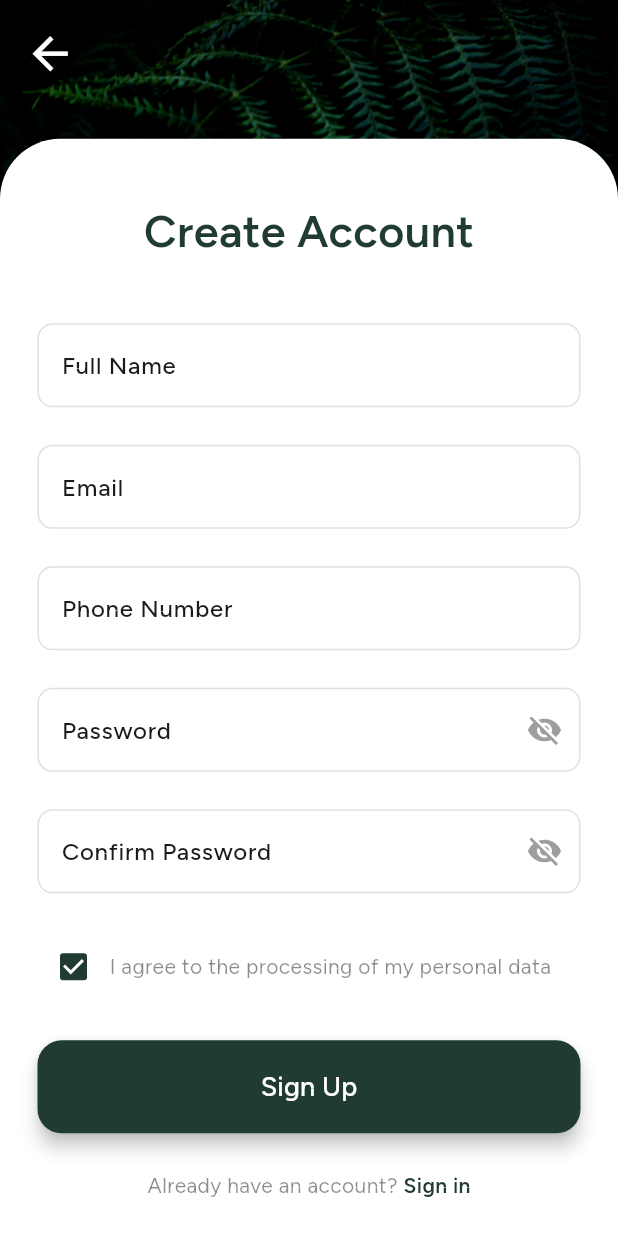
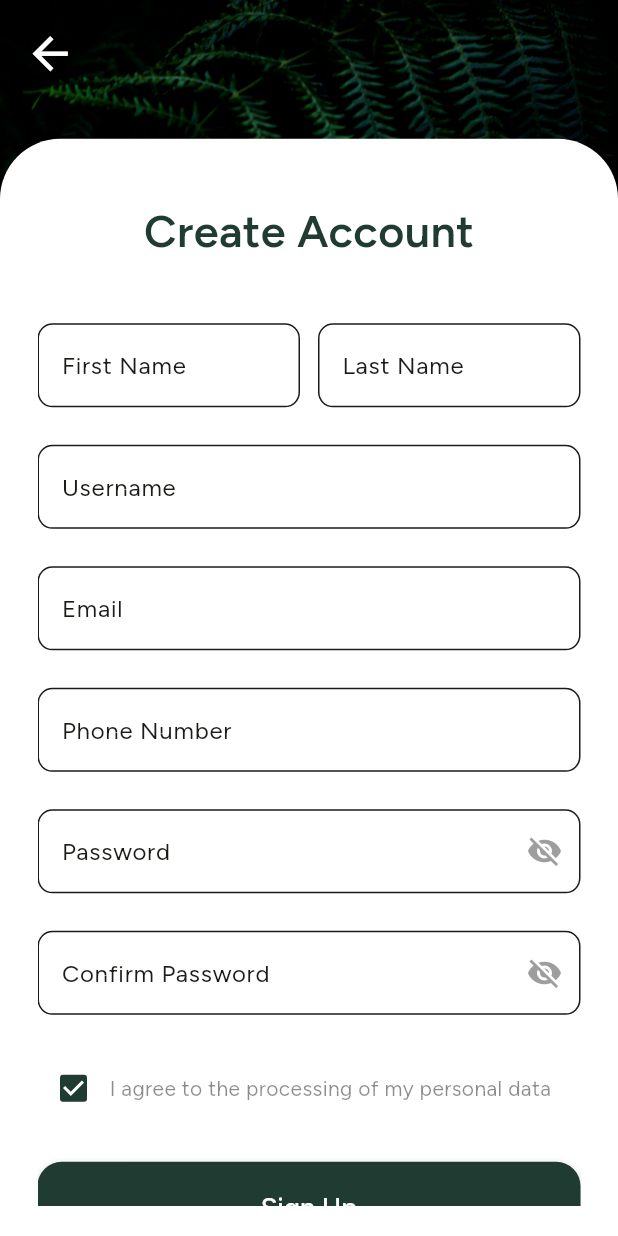
Before and after one commit to mrccastillo/estetika-mobile, a Flutter app: the SignUpScreen screen opened directly, on a phone screen of 412 x 824 dp. Run offline on Flutter 3.47's test engine with Material 3 defaults, Android fonts, the phone set to English and light mode, and no system bars; our stand-ins replace image_picker, percent_indicator, shared_preferences; missing offline and left inert: flutter_carousel_slider; accounts and stored records are empty.

```diff
--- a/lib/screens/signup_screen.dart
+++ b/lib/screens/signup_screen.dart
@@ -2,6 +2,8 @@ import 'package:estetika_ui/screens/signin_screen.dart';
 import 'package:estetika_ui/screens/welcome_screen.dart';
 import 'package:estetika_ui/widgets/custom_scaffold.dart';
 import 'package:flutter/material.dart';
+import 'package:http/http.dart' as http;
+import 'dart:convert';
 
 class SignUpScreen extends StatefulWidget {
   const SignUpScreen({super.key});
@@ -15,9 +17,14 @@ class _SignUpScreenState extends State<SignUpScreen> {
   bool agreePersonalData = true;
   bool _obscurePassword = true;
   bool _obscureConfirmPassword = true;
+
+  final TextEditingController _firstNameController = TextEditingController();
+  final TextEditingController _lastNameController = TextEditingController();
+  final TextEditingController _usernameController = TextEditingController();
+  final TextEditingController _emailController = TextEditingController();
+  final TextEditingController _phoneController = TextEditingController();
   final TextEditingController _passwordController = TextEditingController();
-  final TextEditingController _confirmPasswordController =
-      TextEditingController();
+  final TextEditingController _confirmPasswordController = TextEditingController();
 
   String? validateEmail(String? value) {
     if (value == null || value.isEmpty) {
@@ -50,15 +57,62 @@ class _SignUpScreenState extends State<SignUpScreen> {
 
   @override
   void dispose() {
+    _firstNameController.dispose();
+    _lastNameController.dispose();
+    _usernameController.dispose();
+    _emailController.dispose();
+    _phoneController.dispose();
     _passwordController.dispose();
     _confirmPasswordController.dispose();
     super.dispose();
   }
 
+  Future<void> _registerUser() async {
+    final url = Uri.parse('https://capstone-thl5.onrender.com/api/auth/register');
+    final body = {
+      "username": _usernameController.text.trim(),
+      "firstName": _firstNameController.text.trim(),
+      "lastName": _lastNameController.text.trim(),
+      "email": _emailController.text.trim(),
+      "password": _passwordController.text,
+      "phoneNumber": _phoneController.text.trim(),
+    };
+
+    try {
+      final response = await http.post(
+        url,
+        headers: {'Content-Type': 'application/json'},
+        body: jsonEncode(body),
+      );
+
+      final data = jsonDecode(response.body);
+
+      if (response.statusCode == 201) {
+        print('Registration successful: $data');
+        ScaffoldMessenger.of(context).showSnackBar(
+          const SnackBar(content: Text('Registration successful! Please sign in.')),
+        );
+        Navigator.pushReplacement(
+          context,
+          MaterialPageRoute(builder: (context) => const SigninScreen()),
+        );
+      } else {
+        // Show error from API
+        ScaffoldMessenger.of(context).showSnackBar(
+          SnackBar(content: Text(data['message'] ?? 'Registration failed')),
+        );
+      }
+    } catch (e) {
+      ScaffoldMessenger.of(context).showSnackBar(
+        const SnackBar(content: Text('An error occurred. Please try again.')),
+      );
+    }
+  }
+
   @override
   Widget build(BuildContext context) {
     return CustomScaffold(
-      showBackIcon: true, // <-- Ensure this is true for Sign Up
+      showBackIcon: true,
       child: WillPopScope(
         onWillPop: () async {
           Navigator.pushReplacement(
@@ -98,86 +152,85 @@ class _SignUpScreenState extends State<SignUpScreen> {
                                   'Create Account',
                                   style: TextStyle(
                                     fontSize: 30.0,
-                                    fontWeight: FontWeight.w600, // Demi
+                                    fontWeight: FontWeight.w600,
                                     fontFamily: 'Figtree',
                                     color: const Color(0xFF203B32),
                                   ),
                                 ),
                                 const SizedBox(height: 40.0),
-                                TextFormField(
-                                  validator: (value) {
-                                    if (value == null || value.isEmpty) {
-                                      return 'Please enter your full name';
-                                    }
-                                    return null;
-                                  },
-                                  decoration: InputDecoration(
-                                    label: const Text(
-                                      'Full Name',
-                                      style: TextStyle(
-                                        fontFamily: 'Figtree',
-                                        fontWeight: FontWeight.w500, // Medium
+                                // First Name & Last Name side by side
+                                Row(
+                                  children: [
+                                    Expanded(
+                                      child: TextFormField(
+                                        controller: _firstNameController,
+                                        validator: (value) =>
+                                            value == null || value.isEmpty
+                                                ? 'Enter first name'
+                                                : null,
+                                        decoration: InputDecoration(
+                                          label: const Text('First Name'),
+                                          hintText: 'First Name',
+                                          border: OutlineInputBorder(
+                                            borderRadius: BorderRadius.circular(10),
+                                          ),
+                                        ),
                                       ),
                                     ),
-                                    hintText: 'Enter Full Name',
-                                    hintStyle: const TextStyle(
-                                      color: Colors.black26,
-                                      fontFamily: 'Figtree',
-                                      fontWeight: FontWeight.w300, // Light
+                                    const SizedBox(width: 12),
+                                    Expanded(
+                                      child: TextFormField(
+                                        controller: _lastNameController,
+                                        validator: (value) =>
+                                            value == null || value.isEmpty
+                                                ? 'Enter last name'
+                                                : null,
+                                        decoration: InputDecoration(
+                                          label: const Text('Last Name'),
+                                          hintText: 'Last Name',
+                                          border: OutlineInputBorder(
+                                            borderRadius: BorderRadius.circular(10),
+                                          ),
+                                        ),
+                                      ),
                                     ),
+                                  ],
+                                ),
+                                const SizedBox(height: 25.0),
+                                TextFormField(
+                                  controller: _usernameController,
+                                  validator: (value) =>
+                                      value == null || value.isEmpty
+                                          ? 'Enter username'
+                                          : null,
+                                  decoration: InputDecoration(
+                                    label: const Text('Username'),
+                                    hintText: 'Enter Username',
                                     border: OutlineInputBorder(
-                                      borderSide: const BorderSide(
-                                        color: Colors.black12,
-                                      ),
-                                      borderRadius: BorderRadius.circular(10),
-                                    ),
-                                    enabledBorder: OutlineInputBorder(
-                                      borderSide: const BorderSide(
-                                        color: Colors.black12,
-                                      ),
                                       borderRadius: BorderRadius.circular(10),
                                     ),
                                   ),
                                 ),
                                 const SizedBox(height: 25.0),
                                 TextFormField(
+                                  controller: _emailController,
                                   validator: validateEmail,
                                   decoration: InputDecoration(
-                                    label: const Text(
-                                      'Email',
-                                      style: TextStyle(
-                                        fontFamily: 'Figtree',
-                                        fontWeight: FontWeight.w500, // Medium
-                                      ),
-                                    ),
+                                    label: const Text('Email'),
                                     hintText: 'Enter Email',
-                                    hintStyle: const TextStyle(
-                                      color: Colors.black26,
-                                      fontFamily: 'Figtree',
-                                      fontWeight: FontWeight.w300, // Light
-                                    ),
                                     border: OutlineInputBorder(
-                                      borderSide: const BorderSide(
-                                        color: Colors.black12,
-                                      ),
-                                      borderRadius: BorderRadius.circular(10),
-                                    ),
-                                    enabledBorder: OutlineInputBorder(
-                                      borderSide: const BorderSide(
-                                        color: Colors.black12,
-                                      ),
                                       borderRadius: BorderRadius.circular(10),
                                     ),
                                   ),
                                 ),
                                 const SizedBox(height: 25.0),
                                 TextFormField(
+                                  controller: _phoneController,
                                   validator: (value) {
                                     if (value == null || value.isEmpty) {
                                       return 'Please enter your phone number';
                                     }
-                                    // Basic phone validation: must be digits and at least 10 characters
-                                    if (!RegExp(r'^\d{10,}$').hasMatch(
+                                    if (!RegExp(r'^\+?\d{10,}$').hasMatch(
                                         value.replaceAll(RegExp(r'\D'), ''))) {
                                       return 'Please enter a valid phone number';
                                     }
@@ -185,29 +238,9 @@ class _SignUpScreenState extends State<SignUpScreen> {
                                   },
                                   keyboardType: TextInputType.phone,
                                   decoration: InputDecoration(
-                                    label: const Text(
-                                      'Phone Number',
-                                      style: TextStyle(
-                                        fontFamily: 'Figtree',
-                                        fontWeight: FontWeight.w500, // Medium
-                                      ),
-                                    ),
+                                    label: const Text('Phone Number'),
                                     hintText: 'Enter Phone Number',
-                                    hintStyle: const TextStyle(
-                                      color: Colors.black26,
-                                      fontFamily: 'Figtree',
-                                      fontWeight: FontWeight.w300, // Light
-                                    ),
                                     border: OutlineInputBorder(
-                                      borderSide: const BorderSide(
-                                        color: Colors.black12,
-                                      ),
-                                      borderRadius: BorderRadius.circular(10),
-                                    ),
-                                    enabledBorder: OutlineInputBorder(
-                                      borderSide: const BorderSide(
-                                        color: Colors.black12,
-                                      ),
                                       borderRadius: BorderRadius.circular(10),
                                     ),
                                   ),
@@ -218,29 +251,9 @@ class _SignUpScreenState extends State<SignUpScreen> {
                                   obscureText: _obscurePassword,
                                   validator: validatePassword,
                                   decoration: InputDecoration(
-                                    label: const Text(
-                                      'Password',
-                                      style: TextStyle(
-                                        fontFamily: 'Figtree',
-                                        fontWeight: FontWeight.w500, // Medium
-                                      ),
-                                    ),
+                                    label: const Text('Password'),
                                     hintText: 'Enter Password',
-                                    hintStyle: const TextStyle(
-                                      color: Colors.black26,
-                                      fontFamily: 'Figtree',
-                                      fontWeight: FontWeight.w300, // Light
-                                    ),
                                     border: OutlineInputBorder(
-                                      borderSide: const BorderSide(
-                                        color: Colors.black12,
-                                      ),
-                                      borderRadius: BorderRadius.circular(10),
-                                    ),
-                                    enabledBorder: OutlineInputBorder(
-                                      borderSide: const BorderSide(
-                                        color: Colors.black12,
-                                      ),
                                       borderRadius: BorderRadius.circular(10),
                                     ),
                                     suffixIcon: IconButton(
@@ -272,29 +285,9 @@ class _SignUpScreenState extends State<SignUpScreen> {
                                     return null;
                                   },
                                   decoration: InputDecoration(
-                                    label: const Text(
-                                      'Confirm Password',
-                                      style: TextStyle(
-                                        fontFamily: 'Figtree',
-                                        fontWeight: FontWeight.w500, // Medium
-                                      ),
-                                    ),
+                                    label: const Text('Confirm Password'),
                                     hintText: 'Re-enter Password',
-                                    hintStyle: const TextStyle(
-                                      color: Colors.black26,
-                                      fontFamily: 'Figtree',
-                                      fontWeight: FontWeight.w300, // Light
-                                    ),
                                     border: OutlineInputBorder(
-                                      borderSide: const BorderSide(
-                                        color: Colors.black12,
-                                      ),
-                                      borderRadius: BorderRadius.circular(10),
-                                    ),
-                                    enabledBorder: OutlineInputBorder(
-                                      borderSide: const BorderSide(
-                                        color: Colors.black12,
-                                      ),
                                       borderRadius: BorderRadius.circular(10),
                                     ),
                                     suffixIcon: IconButton(
@@ -331,8 +324,7 @@ class _SignUpScreenState extends State<SignUpScreen> {
                                         style: TextStyle(
                                           color: Colors.black45,
                                           fontFamily: 'Figtree',
-                                          fontWeight:
-                                              FontWeight.w400, // Regular
+                                          fontWeight: FontWeight.w400,
                                         ),
                                       ),
                                     ),
@@ -343,32 +335,12 @@ class _SignUpScreenState extends State<SignUpScreen> {
                                   width: double.infinity,
                                   child: ElevatedButton(
                                     onPressed: () {
-                                      if (_formSignupKey.currentState!
-                                              .validate() &&
-                                          agreePersonalData) {
-                                        ScaffoldMessenger.of(context)
-                                            .showSnackBar(
+                                      if (_formSignupKey.currentState!.validate() && agreePersonalData) {
+                                        _registerUser();
+                                      } else if (!agreePersonalData) {
+                                        ScaffoldMessenger.of(context).showSnackBar(
                                           const SnackBar(
-                                            content: Text('Processing Data'),
-                                            duration: Duration(seconds: 1),
-                                          ),
-                                        );
-                                        Future.delayed(
-                                            const Duration(seconds: 1), () {
-                                          Navigator.pushReplacement(
-                                            context,
-                                            MaterialPageRoute(
-                                              builder: (context) =>
-                                                  const SigninScreen(),
-                                            ),
-                                          );
-                                        });
-                                      } else if (!agreePersonalData) {
-                                        ScaffoldMessenger.of(context)
-                                            .showSnackBar(
-                                          const SnackBar(
-                                            content: Text(
-                                                'Please agree to the processing of personal data'),
+                                            content: Text('Please agree to the processing of personal data'),
                                           ),
                                         );
                                       }
@@ -382,7 +354,7 @@ class _SignUpScreenState extends State<SignUpScreen> {
                                       style: TextStyle(
                                         fontFamily: 'Figtree',
                                         fontWeight: FontWeight.w500,
-                                        fontSize: 18, // Medium
+                                        fontSize: 18,
                                       ),
                                     ),
                                   ),
@@ -396,7 +368,7 @@ class _SignUpScreenState extends State<SignUpScreen> {
                                       style: TextStyle(
                                         color: Colors.black45,
                                         fontFamily: 'Figtree',
-                                        fontWeight: FontWeight.w400, // Regular
+                                        fontWeight: FontWeight.w400,
                                       ),
                                     ),
                                     GestureDetector(
@@ -412,7 +384,7 @@ class _SignUpScreenState extends State<SignUpScreen> {
                                       child: Text(
                                         'Sign in',
                                         style: TextStyle(
-                                          fontWeight: FontWeight.w600, // Demi
+                                          fontWeight: FontWeight.w600,
                                           fontFamily: 'Figtree',
                                           color: const Color(0xFF203B32),
                                         ),
```
Also changed, not shown: lib/screens/projects_screen.dart (+15 -3 lines).
